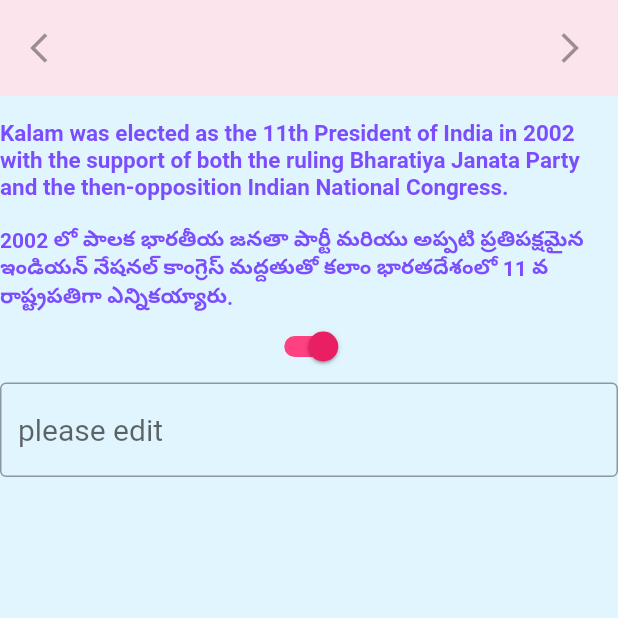
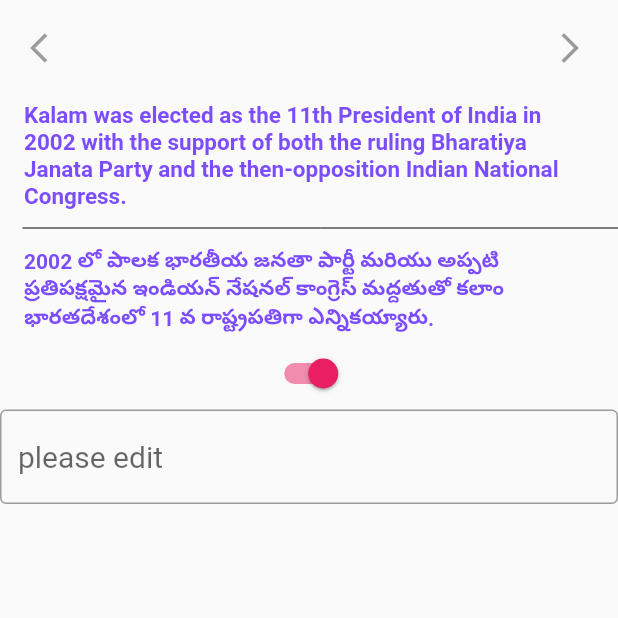
Before and after one commit to aslesha96/wiki_app, a Flutter app: the screen it shows after launch, on a phone screen of 412 x 824 dp, the top half of it. Run offline on Flutter 3.47's test engine with Material 2 defaults, Android fonts, the phone set to English and light mode, and no system bars.

Commit message:
setfulwidget and pading

```diff
--- a/lib/main.dart
+++ b/lib/main.dart
@@ -7,6 +7,8 @@ import './pages/landing_page.dart';
 
 void main(){
   runApp(new MaterialApp(
-    home: new LandingPage(),
+    title: "variable app",
+    home: LandingPage(),
   ));
+
 }
--- a/lib/pages/landing_page.dart
+++ b/lib/pages/landing_page.dart
@@ -1,19 +1,25 @@
 import 'package:flutter/material.dart';
 
-class LandingPage extends StatelessWidget{
+class LandingPage extends StatefulWidget{
   @override
-  Widget build(BuildContext context){
+  State<StatefulWidget> createState() {
+    // TODO: implement createState
+    return LandingPageState();
+  }
+
+}
+class LandingPageState extends State<LandingPage>{
+  String Telugutext="";
+  @override
+  Widget build(BuildContext context) {
     bool isSwitched = true;
-
-    return new Material(
-      color: Colors.lightBlue[50],
-      child: new InkWell(
-        onTap: () => print("hey i tapped the page"),
+    // TODO: implement build
+    return Scaffold(
+      body: Container(
         child: new Column(
           mainAxisAlignment: MainAxisAlignment.start,
           children: <Widget>[
             new Material(
-              color: Colors.pink[50],
               child: new Center(
                 child: new Column(
                   children: <Widget>[
@@ -22,28 +28,28 @@ class LandingPage extends StatelessWidget{
                         alignment: MainAxisAlignment.spaceBetween,
                         children: <Widget>[
                           IconButton(icon: new Icon(Icons.arrow_back_ios),onPressed: null,color: Colors.black,),
-                            IconButton(icon: new Icon(Icons.arrow_forward_ios),onPressed: null,color: Colors.black)
+                          IconButton(icon: new Icon(Icons.arrow_forward_ios),onPressed: null,color: Colors.black),
                         ],
                       ),
+                    ),
+                    new ListTile(
+                      title: new Text("Kalam was elected as the 11th President of India in 2002 with the support of both the ruling Bharatiya Janata Party and the then-opposition Indian National Congress.", style: new TextStyle(color: Colors.deepPurpleAccent, fontSize: 15.0, fontWeight: FontWeight.bold)),
+                    ),
+                    new Divider(color:Colors.black,indent:15.0),
+                    new ListTile(
+                      title: new Text("2002 లో పాలక భారతీయ జనతా పార్టీ మరియు అప్పటి ప్రతిపక్షమైన ఇండియన్ నేషనల్ కాంగ్రెస్ మద్దతుతో కలాం భారతదేశంలో 11 వ రాష్ట్రపతిగా ఎన్నికయ్యారు.", style: new TextStyle(color: Colors.deepPurpleAccent,fontSize: 14.0,fontWeight: FontWeight.bold),),
                     ),
                   ],
                 ),
               ),
             ),
-            new Text(""),
-            new Text("Kalam was elected as the 11th President of India in 2002 with the support of both the ruling Bharatiya Janata Party and the then-opposition Indian National Congress. ", style: new TextStyle(color: Colors.deepPurpleAccent, fontSize: 15.0, fontWeight: FontWeight.bold),),
-            new Text("    "),
-            new Text("2002 లో పాలక భారతీయ జనతా పార్టీ మరియు అప్పటి ప్రతిపక్షమైన ఇండియన్ నేషనల్ కాంగ్రెస్ మద్దతుతో కలాం భారతదేశంలో 11 వ రాష్ట్రపతిగా ఎన్నికయ్యారు.", style: new TextStyle(color: Colors.deepPurpleAccent,fontSize: 14.0,fontWeight: FontWeight.bold),),
-            Switch(
+//            new Text("Kalam was elected as the 11th President of India in 2002 with the support of both the ruling Bharatiya Janata Party and the then-opposition Indian National Congress. ", style: new TextStyle(color: Colors.deepPurpleAccent, fontSize: 15.0, fontWeight: FontWeight.bold),),
+//            new Text("    "),
+//        new Text("2002 లో పాలక భారతీయ జనతా పార్టీ మరియు అప్పటి ప్రతిపక్షమైన ఇండియన్ నేషనల్ కాంగ్రెస్ మద్దతుతో కలాం భారతదేశంలో 11 వ రాష్ట్రపతిగా ఎన్నికయ్యారు.", style: new TextStyle(color: Colors.deepPurpleAccent,fontSize: 14.0,fontWeight: FontWeight.bold),),
+        new Switch(
               value: isSwitched,
-              onChanged: (value){
-                setState((){
-                  isSwitched = value;
-                });
-              },
-              activeTrackColor: Colors.pinkAccent,
-              activeColor: Colors.pink,
-            ),
+              onChanged: (bool e) => something(e),
+              activeColor: Colors.pink),
             new TextField(
               decoration: InputDecoration(
                 border: OutlineInputBorder(),
@@ -56,7 +62,9 @@ class LandingPage extends StatelessWidget{
         ),
       ),
     );
+
   }
+  void something(bool e){
 
-  void setState(Null Function() param0) {}
   }
+}
```
Lines whose indentation alone changed are shown as unchanged.
